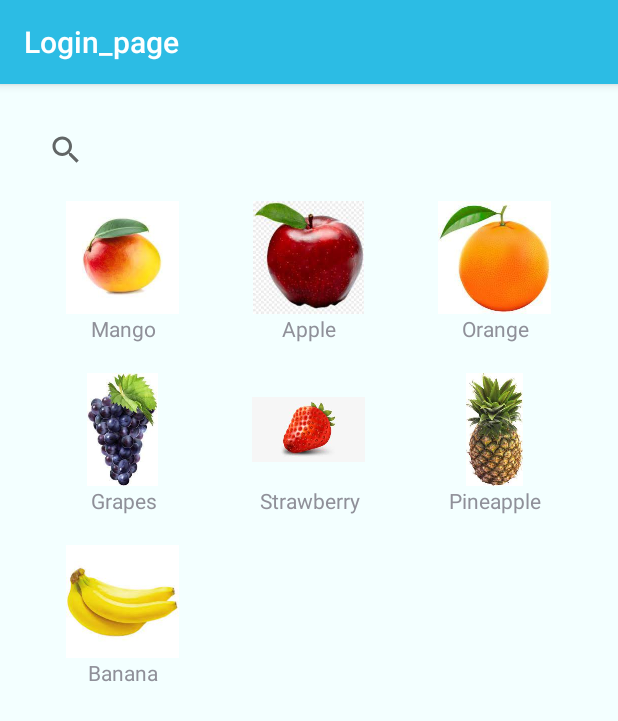
After one commit to Rikanthan/shopping, an Android app: the fruit screen opened directly, with no data from a screen before it, on a phone screen of 412 x 824 dp. The commit adds this screen. Shown: the top 721 px of the screen. Run offline under Robolectric (Android 15) with nearby library versions, the phone set to English and light mode, and no system bars.

Commit message:
fruit view design

```diff
--- a/app/src/main/AndroidManifest.xml
+++ b/app/src/main/AndroidManifest.xml
@@ -9,7 +9,8 @@
         android:roundIcon="@mipmap/ic_launcher"
         android:supportsRtl="true"
         android:theme="@style/AppTheme">
-        <activity android:name=".Home"></activity>
+        <activity android:name=".fruit"></activity>
+        <activity android:name=".Home" />
         <activity android:name=".sign_in" />
         <activity android:name=".forgetpassword" />
         <activity android:name=".MainActivity">
--- a/app/src/main/java/com/example/login_page/customAdapter.java
+++ b/app/src/main/java/com/example/login_page/customAdapter.java
@@ -14,6 +14,8 @@ public class customAdapter extends BaseAdapter {
             {R.drawable.vegetables,R.drawable.fruit,R.drawable.medical,R.drawable.paper,R.drawable.hygiene,R.drawable.cosmetrics,R.drawable.softdrinks,R.drawable.snacks,R.drawable.bakery,R.drawable.others};
 
     private String[] imageLabels;
+    private Integer[] fruit_items={R.drawable.mango,R.drawable.apple,R.drawable.orange,R.drawable.grapes,R.drawable.strawberry,R.drawable.pineapple,R.drawable.banana};
+    private String[] fruit_labels;
     private LayoutInflater thisInflater;
     public customAdapter(Context con,String[] labs)
     {
--- /dev/null
+++ b/app/src/main/java/com/example/login_page/fruit.java
@@ -0,0 +1,31 @@
+package com.example.login_page;
+
+import androidx.appcompat.app.AppCompatActivity;
+
+import android.os.Bundle;
+
+
+import android.content.Intent;
+import android.content.res.Resources;
+import android.os.Bundle;
+import android.view.View;
+import android.widget.AdapterView;
+import android.widget.GridView;
+
+public class fruit extends AppCompatActivity {
+    String [] fruitLabels;
+
+    @Override
+    protected void onCreate(Bundle savedInstanceState) {
+        super.onCreate(savedInstanceState);
+        setContentView(R.layout.activity_fruit);
+
+        Resources res=getResources();
+        fruitLabels=res.getStringArray(R.array.fruits);
+
+
+        final GridView grid=(GridView) findViewById(R.id.fruitgrid);
+        fruitAdapter myadapter=new fruitAdapter(getApplicationContext(),fruitLabels);
+        grid.setAdapter(myadapter);
+    }
+}
--- /dev/null
+++ b/app/src/main/java/com/example/login_page/fruitAdapter.java
@@ -0,0 +1,52 @@
+package com.example.login_page;
+
+import android.content.Context;
+import android.view.LayoutInflater;
+import android.view.View;
+import android.view.ViewGroup;
+
+import android.widget.BaseAdapter;
+import android.widget.ImageView;
+import android.widget.TextView;
+
+public class fruitAdapter extends BaseAdapter {
+
+    private Integer[] fruit_items={R.drawable.mango,R.drawable.apple,R.drawable.orange,R.drawable.grapes,R.drawable.strawberry,R.drawable.pineapple,R.drawable.banana};
+    private String[] fruitLabels;
+    private LayoutInflater thisInflater;
+
+    public fruitAdapter(Context con,String[] labs)
+    {
+        this.thisInflater=LayoutInflater.from(con);
+        this.fruitLabels=labs;
+    }
+    @Override
+    public int getCount() {
+        return fruit_items.length;
+    }
+
+    @Override
+    public Object getItem(int i) {
+        return i;
+    }
+
+    @Override
+    public long getItemId(int i) {
+        return i;
+    }
+
+    @Override
+    public View getView(int i, View convertView, ViewGroup parent) {
+        if(convertView==null) {
+            convertView = thisInflater.inflate(R.layout.fruit_grid, parent, false);
+
+            TextView textHeading = (TextView) convertView.findViewById(R.id.fruittext);
+            ImageView thumbnailImage = (ImageView) convertView.findViewById(R.id.fruitimage);
+
+            textHeading.setText(fruitLabels[i]);
+            thumbnailImage.setImageResource(fruit_items[i]);
+
+        }
+        return convertView;
+    }
+}
--- /dev/null
+++ b/app/src/main/res/layout/activity_fruit.xml
@@ -0,0 +1,23 @@
+<?xml version="1.0" encoding="utf-8"?>
+<LinearLayout xmlns:android="http://schemas.android.com/apk/res/android"
+    android:layout_width="fill_parent"
+    android:layout_height="fill_parent"
+    xmlns:tools="http://schemas.android.com/tools"
+    android:orientation="vertical"
+    android:padding="20dp"
+    android:background="@color/blueaccent">
+    <SearchView
+        android:layout_width="match_parent"
+        android:layout_height="wrap_content"
+        android:layout_gravity="center_vertical" />
+
+    <GridView
+        android:id="@+id/fruitgrid"
+        android:layout_marginTop="10dp"
+        android:layout_width="match_parent"
+        android:layout_height="match_parent"
+        android:numColumns="3"
+        android:stretchMode="columnWidth"
+        android:verticalSpacing="20dp" />
+
+</LinearLayout>
--- /dev/null
+++ b/app/src/main/res/layout/fruit_grid.xml
@@ -0,0 +1,26 @@
+<?xml version="1.0" encoding="utf-8"?>
+<LinearLayout xmlns:android="http://schemas.android.com/apk/res/android"
+    xmlns:app="http://schemas.android.com/apk/res-auto"
+    xmlns:tools="http://schemas.android.com/tools"
+    android:layout_width="match_parent"
+    android:layout_height="match_parent"
+    android:orientation="vertical"
+    tools:context=".fruit">
+	<ImageView
+        android:id="@+id/fruitimage"
+        android:layout_width="75dp"
+        android:layout_height="75dp"
+        android:layout_gravity="center"
+        tools:srcCompat="@tools:sample/avatars"
+        />
+
+    <TextView
+        android:id="@+id/fruittext"
+        android:layout_width="match_parent"
+        android:layout_height="wrap_content"
+        android:text="FruitView"
+        android:layout_gravity="center"
+        android:gravity="center"/>
+
+
+</LinearLayout>
--- a/app/src/main/res/values/header_array.xml
+++ b/app/src/main/res/values/header_array.xml
@@ -32,4 +32,63 @@
             Others
         </item>
     </string-array>
+
+    <string-array name="fruits">
+        <item>
+            Mango
+        </item>
+        <item>
+            Apple
+        </item>
+        <item>
+            Orange
+        </item>
+        <item>
+            Grapes
+        </item>
+        <item>
+            Strawberry
+        </item>
+        <item>
+            Pineapple
+        </item>
+        <item>
+            Banana
+        </item>
+    </string-array>
+    <string-array name="fruits_page">
+        <item>
+           activity_fruit.xml
+        </item>
+        <item>
+           activity_fruit.xml
+        </item>
+        <item>
+           activity_fruit.xml
+        </item>
+        <item>
+           activity_fruit.xml
+        </item>
+        <item>
+           activity_fruit.xml
+        </item>
+        <item>
+           activity_fruit.xml
+        </item>
+        <item>
+           activity_fruit.xml
+        </item>
+        <item>
+           activity_fruit.xml
+        </item>
+        <item>
+           activity_fruit.xml
+        </item>
+        <item>
+           activity_fruit.xml
+        </item>
+        <item>
+           activity_fruit.xml
+        </item>
+    </string-array>
 </resources>
```
Also changed, not shown: app/src/main/java/com/example/login_page/Home.java (+17 -13 lines), app/src/main/res/drawable/apple.jpg (added), app/src/main/res/drawable/banana.jpg (added), app/src/main/res/drawable/grapes.jpg (added), app/src/main/res/drawable/mango.jpg (added), app/src/main/res/drawable/orange.jpg (added), app/src/main/res/drawable/pineapple.jpg (added), app/src/main/res/drawable/strawberry.jpg (added), 2 other files.
